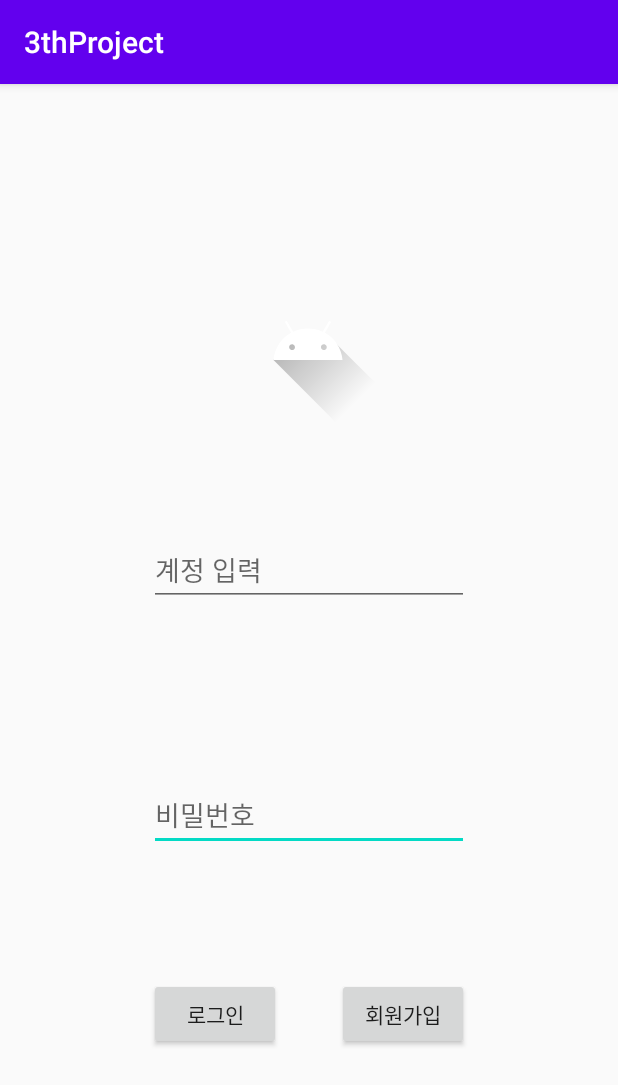
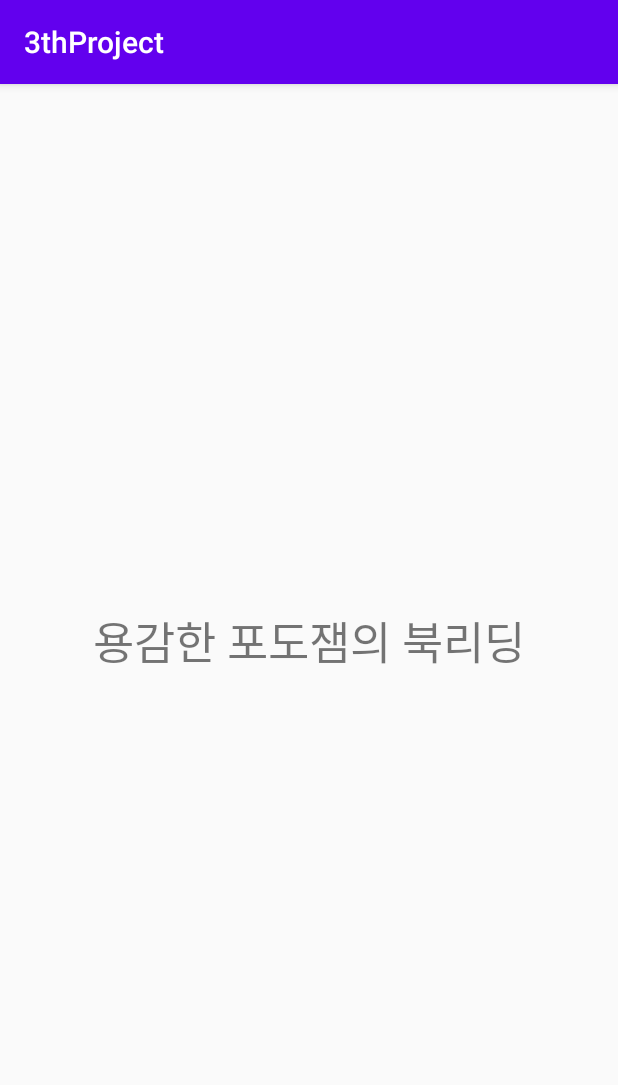
Before and after one commit to 2019-SMHRD-Deep3/BGJ_Mobile, an Android app: the first screen one second after launch (MainActivity before the commit, Firstpage after it), on a phone screen of 412 x 824 dp. Shown: the top 1085 px of the screen. Run offline under Robolectric (Android 15) with nearby library versions, the phone set to English and light mode, and no system bars.

Commit message:
인텐드

```diff
--- a/app/src/main/AndroidManifest.xml
+++ b/app/src/main/AndroidManifest.xml
@@ -1,8 +1,7 @@
 <?xml version="1.0" encoding="utf-8"?>
 <manifest xmlns:android="http://schemas.android.com/apk/res/android"
     package="com.example.a3thproject">
-    <!--<uses-permission android:name="android.permission.INTERNET"/>
-    <uses-permission android:name="android.permission.ACCESS_NETWORK_STATE"/>-->
+
     <application
         android:allowBackup="true"
         android:icon="@mipmap/ic_launcher"
@@ -10,14 +9,18 @@
         android:roundIcon="@mipmap/ic_launcher_round"
         android:supportsRtl="true"
         android:theme="@style/AppTheme">
-        <activity android:name=".mJoinActivity"></activity>
-        <activity android:name=".MenuActivity" />
-        <activity android:name=".MainActivity">
+        <activity android:name=".Firstpage">
             <intent-filter>
                 <action android:name="android.intent.action.MAIN" />
 
                 <category android:name="android.intent.category.LAUNCHER" />
             </intent-filter>
+
+        </activity>
+        <activity android:name=".mJoinActivity" />
+        <activity android:name=".MenuActivity" />
+        <activity android:name=".MainActivity">
+
         </activity>
     </application>
 
--- /dev/null
+++ b/app/src/main/java/com/example/a3thproject/Firstpage.java
@@ -0,0 +1,65 @@
+package com.example.a3thproject;
+
+import androidx.appcompat.app.AppCompatActivity;
+
+import android.content.Intent;
+import android.os.Bundle;
+import android.os.Handler;
+import android.widget.TextView;
+
+public class Firstpage extends AppCompatActivity {
+
+    TextView text;
+    Boolean isRunning = true;
+    int cnt = 3;
+
+    @Override
+    protected void onCreate(Bundle savedInstanceState) {
+        super.onCreate(savedInstanceState);
+        setContentView(R.layout.activity_firstpage);
+
+        text = findViewById(R.id.title);
+
+        CntRun cntRun = new CntRun();
+        Thread thread1 = new Thread(cntRun);
+        thread1.start();
+
+
+    }
+
+    public class CntRun implements Runnable{
+
+        @Override
+        public void run() {
+            while(isRunning){
+                if(cnt<=1){
+
+                    Intent intent = new Intent(Firstpage.this, MenuActivity.class);
+                    startActivity(intent);
+                    break;
+                }
+
+                try {
+                    Thread.sleep(1000);
+
+                } catch (InterruptedException e) {
+                    e.printStackTrace();
+                }
+
+                run_handler.post(new Runnable() {
+                    @Override
+                    public void run() {
+                        --cnt;
+
+
+
+                    }
+                });
+            }
+
+
+        }
+    }
+
+    Handler run_handler = new Handler();
+}
--- a/app/src/main/java/com/example/a3thproject/MenuActivity.java
+++ b/app/src/main/java/com/example/a3thproject/MenuActivity.java
@@ -2,6 +2,7 @@ package com.example.a3thproject;
 
 import androidx.appcompat.app.AppCompatActivity;
 
+import android.content.Intent;
 import android.os.Bundle;
 
 public class MenuActivity extends AppCompatActivity {
@@ -10,5 +11,7 @@ public class MenuActivity extends AppCompatActivity {
     protected void onCreate(Bundle savedInstanceState) {
         super.onCreate(savedInstanceState);
         setContentView(R.layout.activity_menu);
+
+        Intent intent = getIntent();
     }
 }
--- /dev/null
+++ b/app/src/main/res/layout/activity_firstpage.xml
@@ -0,0 +1,20 @@
+<?xml version="1.0" encoding="utf-8"?>
+<androidx.constraintlayout.widget.ConstraintLayout xmlns:android="http://schemas.android.com/apk/res/android"
+    xmlns:app="http://schemas.android.com/apk/res-auto"
+    xmlns:tools="http://schemas.android.com/tools"
+    android:layout_width="match_parent"
+    android:layout_height="match_parent"
+    tools:context=".Firstpage">
+
+    <TextView
+        android:id="@+id/title"
+        android:layout_width="407dp"
+        android:layout_height="71dp"
+        android:text="용감한 포도잼의 북리딩"
+        android:textAlignment="center"
+        android:textSize="30sp"
+        app:layout_constraintBottom_toBottomOf="parent"
+        app:layout_constraintEnd_toEndOf="parent"
+        app:layout_constraintStart_toStartOf="parent"
+        app:layout_constraintTop_toTopOf="parent" />
+</androidx.constraintlayout.widget.ConstraintLayout>
```
